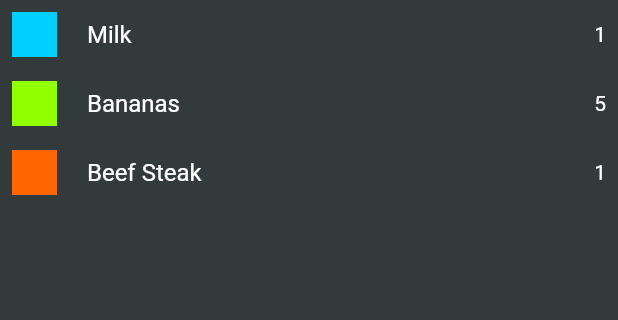
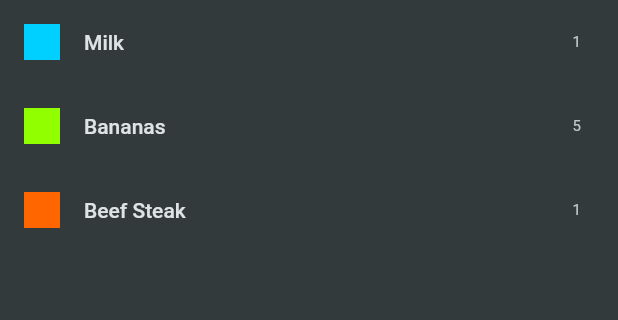
Before and after one commit to drood87/shopping_app, a Flutter app: the screen it shows after launch, on a phone screen of 412 x 824 dp, the part 84-404 px from its top. Run offline on Flutter 3.47's test engine with Material 2 defaults, Android fonts, the phone set to English and light mode, and no system bars.

```diff
--- a/lib/main.dart
+++ b/lib/main.dart
@@ -1,5 +1,6 @@
 import 'package:flutter/material.dart';
 import 'package:shopping_list/screens/shopping_list.dart';
+import 'package:shopping_list/widgets/grocery_list.dart';
 
 void main() {
   runApp(const MyApp());
@@ -22,12 +23,13 @@ class MyApp extends StatelessWidget {
         ),
         scaffoldBackgroundColor: const Color.fromARGB(255, 50, 58, 60),
       ),
-      home: Scaffold(
-        appBar: AppBar(
-          title: const Text('Your Groceries'),
-        ),
-        body: const ShoppingListScreen(),
-      ),
+      home: const GroceryList(),
+      // home: Scaffold(
+      //   appBar: AppBar(
+      //     title: const Text('Your Groceries'),
+      //   ),
+      //   body: const ShoppingListScreen(),
+      // ),
     );
   }
 }
--- /dev/null
+++ b/lib/widgets/grocery_list.dart
@@ -0,0 +1,31 @@
+import 'package:flutter/material.dart';
+import 'package:shopping_list/data/dummy_items.dart';
+
+class GroceryList extends StatelessWidget {
+  const GroceryList({super.key});
+
+  @override
+  Widget build(BuildContext context) {
+    return Scaffold(
+      appBar: AppBar(
+        title: const Text('Your Groceries'),
+      ),
+      body: ListView.builder(
+        itemCount: groceryItems.length,
+        itemBuilder: (ctx, index) {
+          return ListTile(
+            title: Text(groceryItems[index].name),
+            leading: Container(
+              width: 24,
+              height: 24,
+              color: groceryItems[index].category.color,
+            ),
+            trailing: Text(
+              groceryItems[index].quantity.toString(),
+            ),
+          );
+        },
+      ),
+    );
+  }
+}
```
